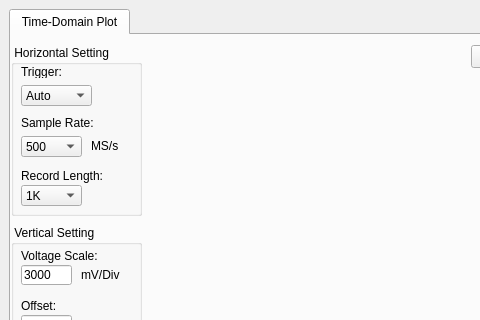
Mike-Song/TimeDomainPlot-new, file TimeDomainPlot.ui: the form before one commit; both pictures show x 0 to 480 and y 0 to 320 of the 1300 by 720 pixel window.
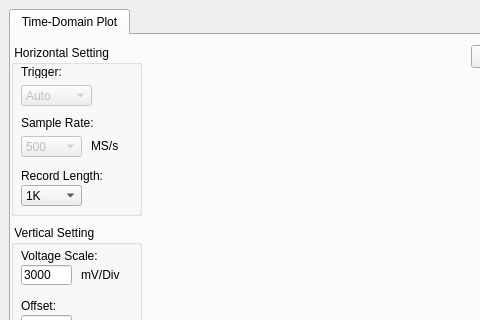
The form after the commit.

The edit to the form file:
```diff
--- a/TimeDomainPlot.ui
+++ b/TimeDomainPlot.ui
@@ -58,6 +58,9 @@
          <string> Horizontal Setting</string>
         </property>
         <widget class="QComboBox" name="comboBox_TriggerDomain">
+         <property name="enabled">
+          <bool>false</bool>
+         </property>
          <property name="geometry">
           <rect>
            <x>10</x>
@@ -130,6 +133,9 @@
          </property>
         </widget>
         <widget class="QComboBox" name="comboBox_SampleRate">
+         <property name="enabled">
+          <bool>false</bool>
+         </property>
          <property name="geometry">
           <rect>
            <x>10</x>
```
